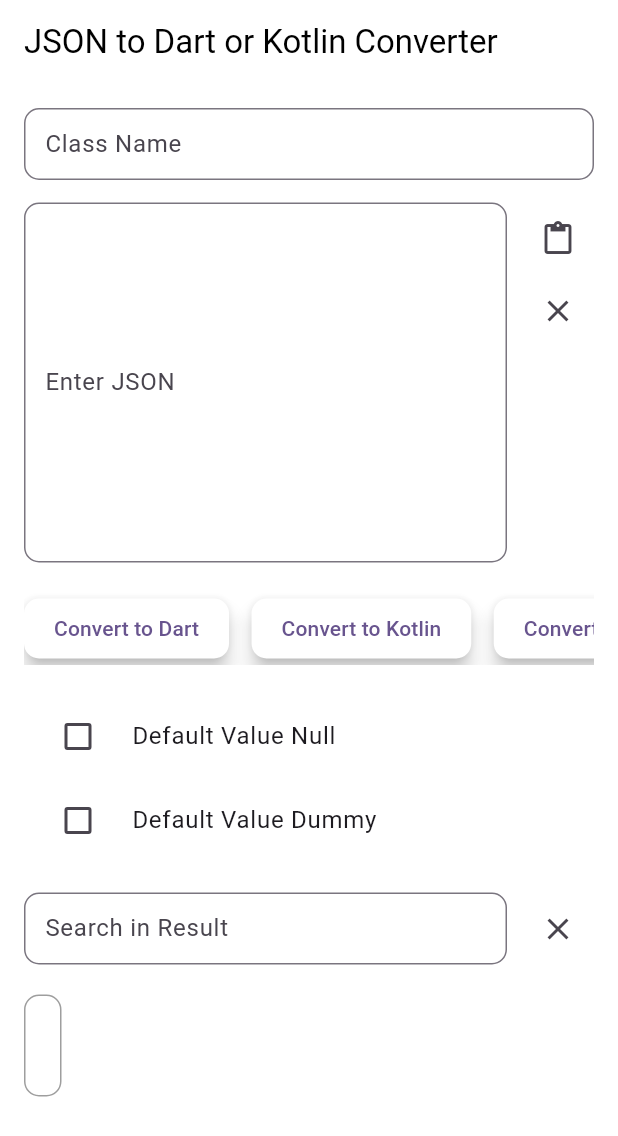
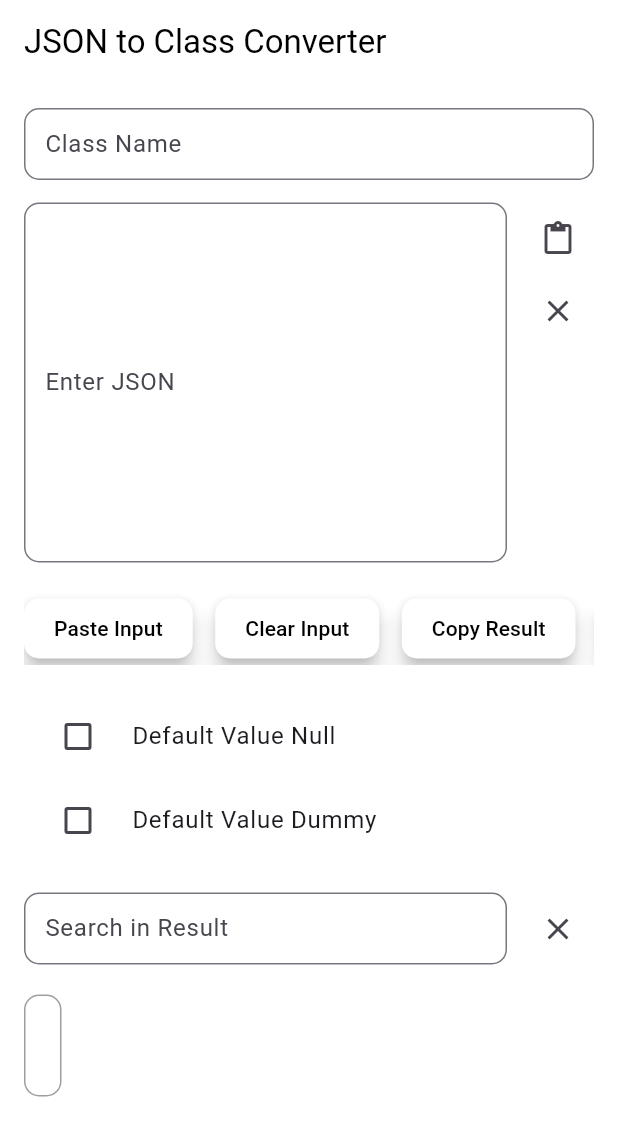
Before and after one commit to moriesdeo/convert_json_to_dart, a Flutter app: the screen it shows after launch, on a phone screen of 412 x 824 dp. Shown: the top 1136 px of the screen. Run offline on Flutter 3.47's test engine with Material 3 defaults, Android fonts, the phone set to English and light mode, and no system bars; missing offline and left inert: flutter_json_viewer.

Commit message:
New UI (#2)
new ui

```diff
--- a/lib/CustomElevatedButton.dart
+++ b/lib/CustomElevatedButton.dart
@@ -3,11 +3,15 @@ import 'package:flutter/material.dart';
 class CustomElevatedButton extends StatelessWidget {
   final VoidCallback onPressed;
   final String text;
+  final Color? backgroundColor;
+  final Color? textColor;
 
   const CustomElevatedButton({
     super.key,
     required this.onPressed,
     required this.text,
+    this.backgroundColor,
+    this.textColor,
   });
 
   @override
@@ -20,9 +24,12 @@ class CustomElevatedButton extends StatelessWidget {
         ),
         padding: const EdgeInsets.symmetric(horizontal: 20, vertical: 10),
         elevation: 5,
-        backgroundColor: Colors.white,
+        backgroundColor: backgroundColor ?? Colors.white, // default to white
       ),
-      child: Text(text),
+      child: Text(
+        text,
+        style: TextStyle(color: textColor ?? Colors.black), // default to black
+      ),
     );
   }
 }
--- a/lib/format_json.dart
+++ b/lib/format_json.dart
@@ -209,14 +209,17 @@ class _JsonFormatterPageState extends State<JsonFormatterPage> {
                 CustomElevatedButton(
                   onPressed: _pasteFromClipboard,
                   text: 'Paste',
+                  backgroundColor: Colors.orange,
                 ),
                 CustomElevatedButton(
                   onPressed: _clearText,
                   text: 'Clear',
+                  backgroundColor: Colors.red,
                 ),
                 CustomElevatedButton(
                   onPressed: _copyResultToClipboard,
                   text: 'Copy Result',
+                  backgroundColor: Colors.blueAccent,
                 ),
               ],
             ),
--- a/lib/home_page.dart
+++ b/lib/home_page.dart
@@ -21,13 +21,13 @@ class MyHomePage extends StatefulWidget {
 }
 
 class _MyHomePageState extends State<MyHomePage> {
-  final TextEditingController _jsonController = TextEditingController();
-  final TextEditingController _classNameController = TextEditingController();
-  final TextEditingController _searchController = TextEditingController();
+  final _jsonController = TextEditingController();
+  final _classNameController = TextEditingController();
+  final _searchController = TextEditingController();
+
   String _dartClass = '';
   String _filteredDartClass = '';
   bool _isNullable = false;
-  bool _hasDefaultValue = false;
   bool _hasDefaultValueNull = false;
   bool _hasDefaultValueDummy = false;
 
@@ -38,76 +38,37 @@ class _MyHomePageState extends State<MyHomePage> {
     });
   }
 
-  void _convertJsonToDart() {
+  void _convertJsonToDart() => _convertJson((className, jsonMap) => jsonToDart(
+        className,
+        jsonMap,
+        nullable: _isNullable,
+        defaultValue: _hasDefaultValueDummy,
+      ));
+
+  void _convertJsonToKotlin() => _convertJson((className, jsonMap) => jsonToKotlin(
+        className,
+        jsonMap,
+        useDummyDefaults: _hasDefaultValueDummy,
+      ));
+
+  void _convertJsonToJava() => _convertJson((className, jsonMap) => jsonToJava(
+        className,
+        jsonMap,
+        useDummyDefaults: _hasDefaultValueDummy,
+      ));
+
+  void _convertJson(String Function(String, Map<String, dynamic>) convertFunction) {
     final jsonString = _jsonController.text;
     final className = _classNameController.text;
 
     try {
       final jsonMap = jsonDecode(jsonString) as Map<String, dynamic>;
-      final dartClass = jsonToDart(
-        className,
-        jsonMap,
-        nullable: _isNullable,
-        defaultValue: _hasDefaultValueDummy,
-      );
-
+      final resultClass = convertFunction(className, jsonMap);
       setState(() {
-        _dartClass = dartClass;
-        _filteredDartClass = dartClass;
+        _dartClass = resultClass;
+        _filteredDartClass = resultClass;
       });
-    } catch (e) {
-      setState(() {
-        _dartClass = 'Invalid JSON format';
-        _filteredDartClass = 'Invalid JSON format';
-      });
-    }
-  }
-
-  void _convertJsonToKotlin() {
-    final jsonString = _jsonController.text;
-    final className = _classNameController.text;
-
-    try {
-      final jsonMap = jsonDecode(jsonString) as Map<String, dynamic>;
-
-      // Menggunakan `useDummyDefaults` berdasarkan pilihan pengguna
-      final kotlinClass = jsonToKotlin(
-        className,
-        jsonMap,
-        useDummyDefaults: _hasDefaultValueDummy,
-      );
-
-      setState(() {
-        _dartClass = kotlinClass;
-        _filteredDartClass = kotlinClass;
-      });
-    } catch (e) {
-      setState(() {
-        _dartClass = 'Invalid JSON format';
-        _filteredDartClass = 'Invalid JSON format';
-      });
-    }
-  }
-
-  void _convertJsonToJava() {
-    final jsonString = _jsonController.text;
-    final className = _classNameController.text;
-
-    try {
-      final jsonMap = jsonDecode(jsonString) as Map<String, dynamic>;
-
-      // Menggunakan `useDummyDefaults` berdasarkan pilihan pengguna
-      final javaClass = jsonToJava(
-        className,
-        jsonMap,
-        useDummyDefaults: _hasDefaultValueDummy,
-      );
-
-      setState(() {
-        _dartClass = javaClass;
-        _filteredDartClass = javaClass;
-      });
-    } catch (e) {
+    } catch (_) {
       setState(() {
         _dartClass = 'Invalid JSON format';
         _filteredDartClass = 'Invalid JSON format';
@@ -123,14 +84,6 @@ class _MyHomePageState extends State<MyHomePage> {
     });
   }
 
-  void _toJsonFormatter() {
-    navigateToScreen(
-      context,
-      '',
-      (data) => const JsonFormatterPage(),
-    );
-  }
-
   void _pasteFromClipboard() async {
     final clipboardData = await Clipboard.getData('text/plain');
     if (clipboardData != null) {
@@ -138,18 +91,13 @@ class _MyHomePageState extends State<MyHomePage> {
     }
   }
 
-  void _clearInput() {
-    _jsonController.clear();
-  }
+  void _clearInput() => _jsonController.clear();
 
   void _filterResults(String query) {
     setState(() {
-      if (query.isEmpty) {
-        _filteredDartClass = _dartClass;
-      } else {
-        final lines = _dartClass.split('\n');
-        _filteredDartClass = lines.where((line) => line.toLowerCase().contains(query.toLowerCase())).join('\n');
-      }
+      _filteredDartClass = query.isEmpty
+          ? _dartClass
+          : _dartClass.split('\n').where((line) => line.toLowerCase().contains(query.toLowerCase())).join('\n');
     });
   }
 
@@ -171,44 +119,24 @@ class _MyHomePageState extends State<MyHomePage> {
         backgroundColor: Colors.transparent,
       ),
       body: LayoutBuilder(
-        builder: (context, constraints) {
-          return SingleChildScrollView(
+        builder: (context, constraints) => SingleChildScrollView(
           padding: const EdgeInsets.all(16),
           child: ConstrainedBox(
-              constraints: BoxConstraints(
-                minHeight: constraints.maxHeight,
-              ),
+            constraints: BoxConstraints(minHeight: constraints.maxHeight),
             child: Column(
               crossAxisAlignment: CrossAxisAlignment.start,
               children: [
-                  _buildTextField(
-                    controller: _classNameController,
-                    labelText: 'Class Name',
-                  ),
+                _buildTextField(_classNameController, 'Class Name'),
                 const SizedBox(height: 15),
                 Row(
                   crossAxisAlignment: CrossAxisAlignment.start,
                   children: [
-                      Expanded(
-                        child: _buildTextField(
-                          controller: _jsonController,
-                          labelText: 'Enter JSON',
-                          maxLines: 10,
-                        ),
-                      ),
+                    Expanded(child: _buildTextField(_jsonController, 'Enter JSON', maxLines: 10)),
                     const SizedBox(width: 10),
                     Column(
                       children: [
-                          _buildIconButton(
-                            icon: Icons.paste,
-                            onPressed: _pasteFromClipboard,
-                            tooltip: 'Paste Input',
-                          ),
-                          _buildIconButton(
-                            icon: Icons.clear,
-                            onPressed: _clearInput,
-                            tooltip: 'Clear Input',
-                          ),
+                        _buildIconButton(Icons.paste, _pasteFromClipboard, 'Paste Input'),
+                        _buildIconButton(Icons.clear, _clearInput, 'Clear Input'),
                       ],
                     ),
                   ],
@@ -217,7 +145,7 @@ class _MyHomePageState extends State<MyHomePage> {
                 _buildHorizontalButtonRow(),
                 const SizedBox(height: 20),
                 SingleChoiceCheckBoxList(
-                    options: ['Default Value Null', 'Default Value Dummy'],
+                  options: const ['Default Value Null', 'Default Value Dummy'],
                   onSelected: _updateDefaultOption,
                 ),
                 const SizedBox(height: 20),
@@ -225,17 +153,13 @@ class _MyHomePageState extends State<MyHomePage> {
                   children: [
                     Expanded(
                       child: _buildTextField(
-                          controller: _searchController,
-                          labelText: 'Search in Result',
+                        _searchController,
+                        'Search in Result',
                         onChanged: _filterResults,
                       ),
                     ),
                     const SizedBox(width: 10),
-                      _buildIconButton(
-                        icon: Icons.clear,
-                        onPressed: _clearSearch,
-                        tooltip: 'Clear Search',
-                      ),
+                    _buildIconButton(Icons.clear, _clearSearch, 'Clear Search'),
                   ],
                 ),
                 const SizedBox(height: 20),
@@ -243,15 +167,14 @@ class _MyHomePageState extends State<MyHomePage> {
               ],
             ),
           ),
-          );
-        },
+        ),
       ),
     );
   }
 
-  Widget _buildTextField({
-    required TextEditingController controller,
-    required String labelText,
+  Widget _buildTextField(
+    TextEditingController controller,
+    String labelText, {
     int maxLines = 1,
     void Function(String)? onChanged,
   }) {
@@ -269,16 +192,8 @@ class _MyHomePageState extends State<MyHomePage> {
     );
   }
 
-  Widget _buildIconButton({
-    required IconData icon,
-    required VoidCallback onPressed,
-    required String tooltip,
-  }) {
-    return IconButton(
-      icon: Icon(icon),
-      onPressed: onPressed,
-      tooltip: tooltip,
-    );
+  Widget _buildIconButton(IconData icon, VoidCallback onPressed, String tooltip) {
+    return IconButton(icon: Icon(icon), onPressed: onPressed, tooltip: tooltip);
   }
 
   Widget _buildHorizontalButtonRow() {
@@ -286,30 +201,26 @@ class _MyHomePageState extends State<MyHomePage> {
       scrollDirection: Axis.horizontal,
       child: Row(
         children: [
-          CustomElevatedButton(
-            onPressed: _convertJsonToDart,
-            text: 'Convert to Dart',
-          ),
+          CustomElevatedButton(onPressed: _pasteFromClipboard, text: 'Paste Input'),
+          const SizedBox(width: 15),
+          CustomElevatedButton(onPressed: _clearInput, text: 'Clear Input'),
+          const SizedBox(width: 15),
+          CustomElevatedButton(onPressed: _copyToClipboard, text: 'Copy Result'),
+          const SizedBox(width: 15),
+          CustomElevatedButton(onPressed: _convertJsonToDart, text: 'Convert to Dart', backgroundColor: Colors.blue),
           const SizedBox(width: 15),
           CustomElevatedButton(
             onPressed: _convertJsonToKotlin,
             text: 'Convert to Kotlin',
+            backgroundColor: Colors.purpleAccent,
           ),
           const SizedBox(width: 15),
-          CustomElevatedButton(
-            onPressed: _convertJsonToJava,
-            text: 'Convert to Java',
-          ),
+          CustomElevatedButton(onPressed: _convertJsonToJava, text: 'Convert to Java', backgroundColor: Colors.orange),
           const SizedBox(width: 15),
           CustomElevatedButton(
-            onPressed: _copyToClipboard,
-            text: 'Copy Result',
-          ),
-          const SizedBox(width: 15),
-          CustomElevatedButton(
-            onPressed: _toJsonFormatter,
-            text: 'JSON Formatter',
-          ),
+              onPressed: () => navigateToScreen(context, '', (_) => const JsonFormatterPage()),
+              backgroundColor: Colors.pinkAccent,
+              text: 'JSON Formatter'),
         ],
       ),
     );
@@ -332,101 +243,33 @@ class _MyHomePageState extends State<MyHomePage> {
 
   TextSpan _buildColoredText(String text) {
     final spans = <TextSpan>[];
-    final lines = text.split('\n');
-
-    for (var line in lines) {
-      final words = line.split(' ');
-
-      for (var word in words) {
-        if (_isClassName(word)) {
+    for (var line in text.split('\n')) {
+      for (var word in line.split(' ')) {
         spans.add(TextSpan(
           text: '$word ',
-            style: const TextStyle(color: Colors.indigo, fontWeight: FontWeight.w600), // Warna untuk nama kelas
-          ));
-        } else if (_isType(word)) {
-          spans.add(TextSpan(
-            text: '$word ',
-            style: const TextStyle(
-                color: Colors.purple, fontStyle: FontStyle.italic, fontWeight: FontWeight.w600), // Warna untuk tipe data
-          ));
-        } else if (_isParameter(word)) {
-          spans.add(TextSpan(
-            text: '$word ',
-            style: const TextStyle(color: Colors.black, fontWeight: FontWeight.w600), // Warna untuk parameter
-          ));
-        } else {
-          spans.add(TextSpan(
-            text: '$word ',
-            style: const TextStyle(color: Colors.orangeAccent, fontWeight: FontWeight.w600), // Warna default hitam
+          style: _getTextStyleForWord(word),
         ));
       }
+      spans.add(const TextSpan(text: '\n'));
     }
-      spans.add(const TextSpan(text: '\n')); // Baris baru di akhir setiap baris
-    }
-
     return TextSpan(children: spans);
   }
 
-  bool _isClassName(String word) {
-    return RegExp(r'^[A-Z]').hasMatch(word); // Misal: nama kelas dimulai dengan huruf besar
-  }
-
-  bool _isType(String word) {
-    const types = ['int', 'double', 'String', 'bool', 'List', 'Map'];
-    return types.contains(word); // Misal: tipe data dasar
-  }
-
-  bool _isParameter(String word) {
-    return RegExp(r'^[a-z]').hasMatch(word) && !_isType(word); // Parameter mulai dengan huruf kecil
+  TextStyle _getTextStyleForWord(String word) {
+    if (_isClassName(word)) {
+      return const TextStyle(color: Colors.indigo, fontWeight: FontWeight.w600);
+    } else if (_isType(word)) {
+      return const TextStyle(color: Colors.purple, fontStyle: FontStyle.italic, fontWeight: FontWeight.w600);
+    } else if (_isParameter(word)) {
+      return const TextStyle(color: Colors.black, fontWeight: FontWeight.w600);
+    } else {
+      return const TextStyle(color: Colors.orangeAccent, fontWeight: FontWeight.w600);
     }
   }
 
-class CheckBoxItem {
-  final String title;
-  bool isChecked;
+  bool _isClassName(String word) => RegExp(r'^[A-Z]').hasMatch(word);
 
-  CheckBoxItem({required this.title, this.isChecked = false});
+  bool _isType(String word) => ['int', 'double', 'String', 'bool', 'List', 'Map'].contains(word);
+
+  bool _isParameter(String word) => RegExp(r'^[a-z]').hasMatch(word) && !_isType(word);
 }
-
-class CheckBoxList extends StatefulWidget {
-  final ValueChanged<String?> onCheckList;
-
-  const CheckBoxList({super.key, required this.onCheckList});
-
-  @override
-  State<CheckBoxList> createState() => _CheckBoxListState();
-}
-
-class _CheckBoxListState extends State<CheckBoxList> {
-  final List<CheckBoxItem> _listCheckBox = [
-    CheckBoxItem(title: 'Nullable'),
-    // CheckBoxItem(title: 'Default Value'),
-  ];
-
-  @override
-  Widget build(BuildContext context) {
-    return ListView.builder(
-      itemCount: _listCheckBox.length,
-      shrinkWrap: true,
-      itemBuilder: (context, index) {
-        final item = _listCheckBox[index];
-        return CheckboxListTile(
-          value: item.isChecked,
-          title: Text(item.title),
-          controlAffinity: ListTileControlAffinity.leading,
-          onChanged: (value) {
-            setState(() {
-              for (var checkBoxItem in _listCheckBox) {
-                checkBoxItem.isChecked = false;
-              }
-              item.isChecked = value ?? false;
-            });
-            widget.onCheckList(
-              item.isChecked ? item.title : null,
-            );
-          },
-        );
-      },
-    );
-  }
-}
--- a/lib/my_app.dart
+++ b/lib/my_app.dart
@@ -8,12 +8,12 @@ class MyApp extends StatelessWidget {
   @override
   Widget build(BuildContext context) {
     return MaterialApp(
-      title: 'JSON to Dart or Kotlin Converter',
+      title: 'JSON to Class Converter',
       theme: ThemeData(
         colorScheme: ColorScheme.fromSeed(seedColor: Colors.deepPurple),
         useMaterial3: true,
       ),
-      home: const MyHomePage(title: 'JSON to Dart or Kotlin Converter'),
+      home: const MyHomePage(title: 'JSON to Class Converter'),
       debugShowCheckedModeBanner: false,
     );
   }
```
Also changed, not shown: pubspec.yaml (+4 -70 lines), assets/ic_atom.png (added), assets/manifest.json (added), 2 other files. Lines whose indentation alone changed are shown as unchanged.
